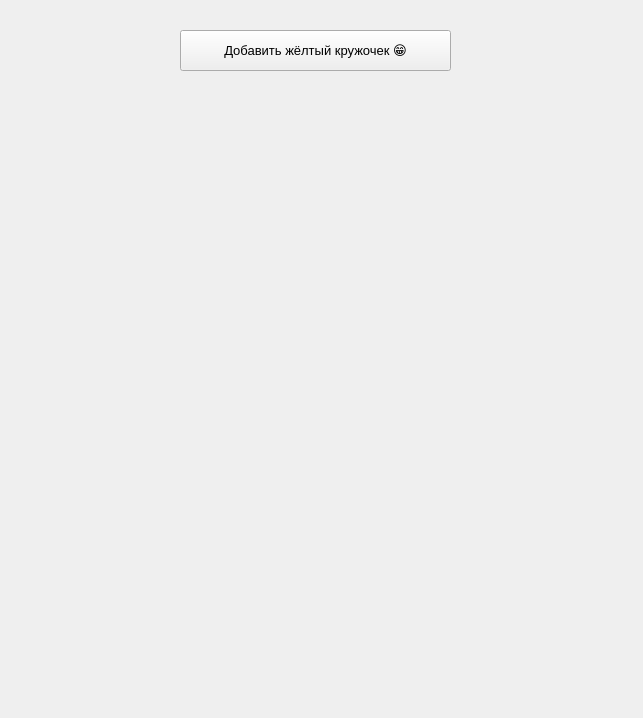
The window that UI.ui (tsemkaloalena/repository1) describes before a commit, drawn with Qt 5.
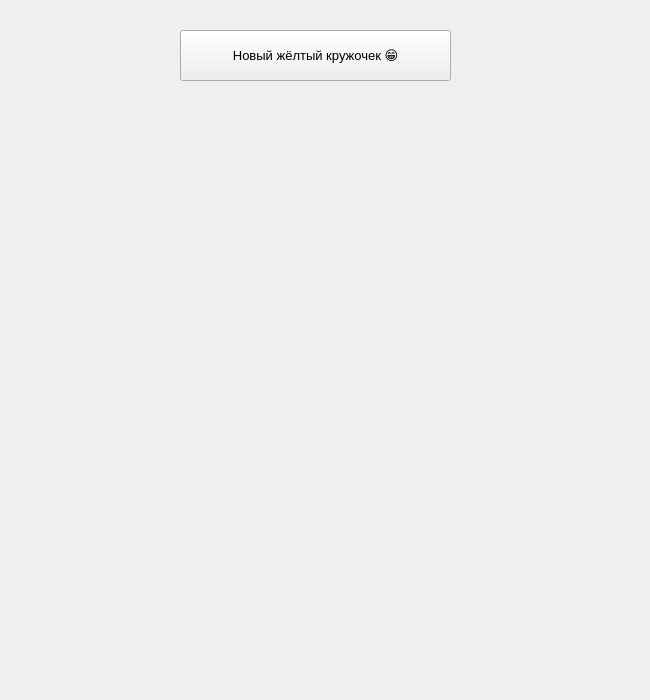
The same window after the commit.

```diff
--- a/UI.ui
+++ b/UI.ui
@@ -6,8 +6,8 @@
    <rect>
     <x>0</x>
     <y>0</y>
-    <width>643</width>
-    <height>718</height>
+    <width>650</width>
+    <height>700</height>
    </rect>
   </property>
   <property name="windowTitle">
@@ -19,7 +19,7 @@
      <x>180</x>
      <y>30</y>
      <width>271</width>
-     <height>41</height>
+     <height>51</height>
     </rect>
    </property>
    <property name="font">
@@ -28,7 +28,7 @@
     </font>
    </property>
    <property name="text">
-    <string>Добавить жёлтый кружочек 😁</string>
+    <string>Новый жёлтый кружочек 😁</string>
    </property>
   </widget>
  </widget>
```
Left out of the diff: 2 changed lines with no effect on the pictures.
